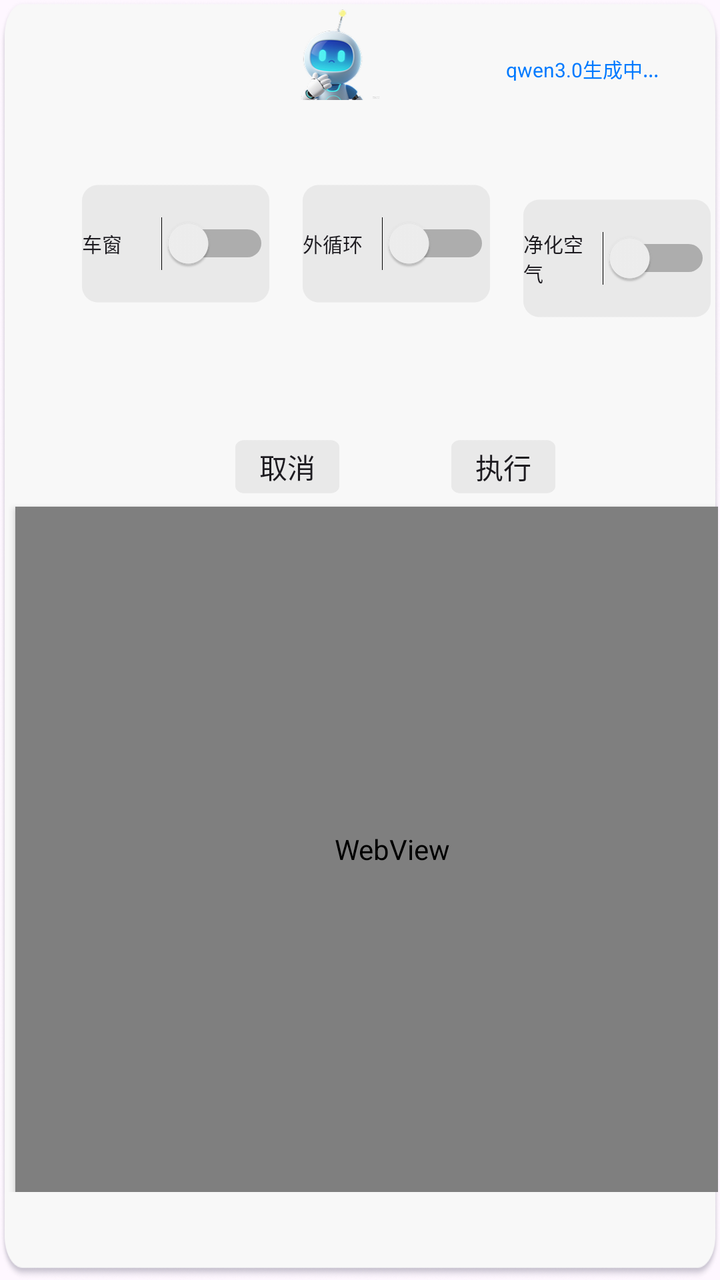
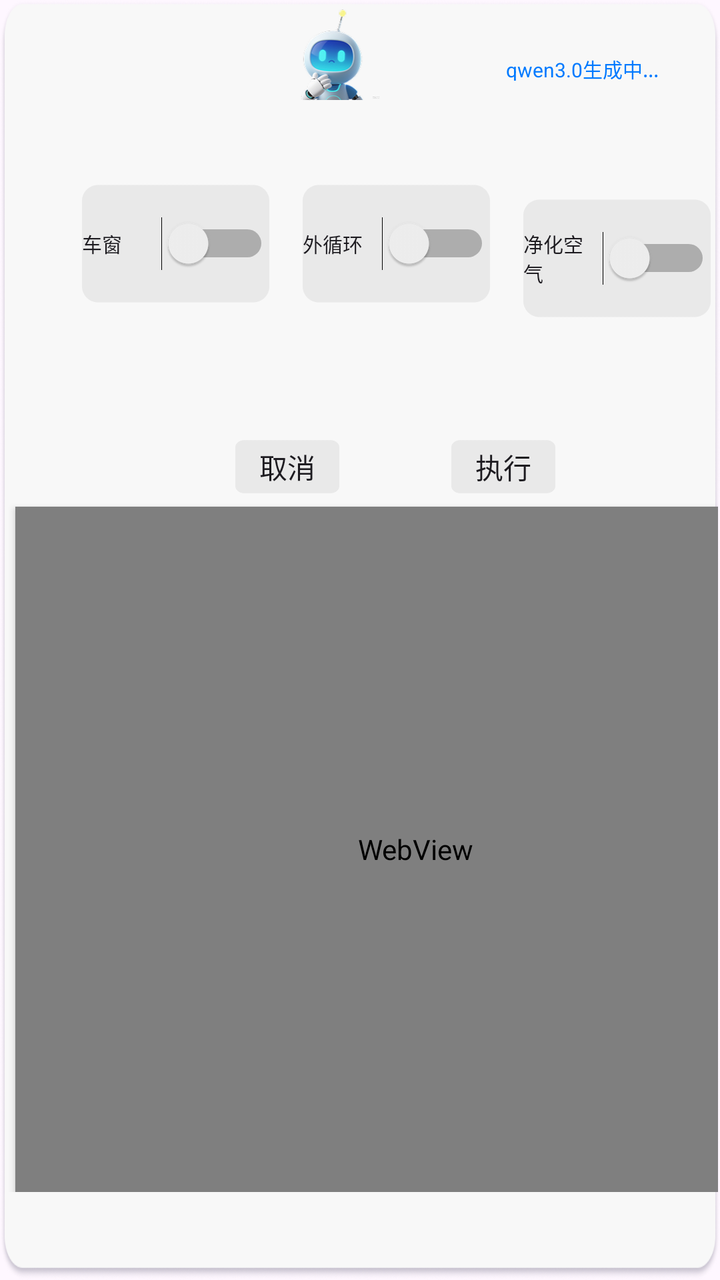

Screens rendered from an Android XML layout before and after an edit, with the pre-edit source and the edit as a unified diff.
<!-- AndroidManifest.xml: application theme Theme.AIAgent -->
<!-- res/layout/aiagent_window_layout.xml -->
<?xml version="1.0" encoding="utf-8"?>
<FrameLayout xmlns:android="http://schemas.android.com/apk/res/android"
    android:layout_width="1244px"
    android:layout_height="1252px"
    android:background="@drawable/aiagentwindowbg"
    android:padding="1dp">
    <LinearLayout
        android:layout_width="wrap_content"
        android:layout_height="wrap_content"

        android:id="@+id/aiagentlinearLayout"

        android:orientation="vertical">
        <LinearLayout
            android:layout_width="wrap_content"
            android:layout_height="wrap_content"

            android:id="@+id/tipslayout"
            android:layout_marginLeft="422px"
            android:orientation="horizontal">
            <ImageView
                android:id="@+id/roboticon"
                android:layout_width="147px"
                android:layout_height="147px"

                android:scaleType="fitXY"
                android:src="@drawable/robot"
                android:visibility="visible" />
            <LinearLayout
                android:layout_width="wrap_content"
                android:layout_height="wrap_content"
                android:layout_marginLeft="187px"
                android:layout_marginTop="15px"
                android:id="@+id/inputtextslayout"

                android:orientation="vertical">
                <TextView
                    android:id="@+id/inputtext"
                    android:layout_width="323px"
                    android:layout_height="63px"
                    android:textColor="#FF000000"
                    android:textSize="15sp"/>
                <TextView
                    android:id="@+id/proceduer"
                    android:layout_width="235px"
                    android:layout_height="40px"
                    android:textColor="#FF007AFF"
                    android:text="qwen3.0生成中..."
                    android:textSize="10sp"/>
            </LinearLayout>
        </LinearLayout>
        <LinearLayout
            android:layout_width="wrap_content"
            android:layout_height="wrap_content"

            android:id="@+id/btnslayout"

            android:orientation="vertical">
            <LinearLayout
                android:layout_width="1000px"
                android:layout_height="240px"
                android:layout_marginLeft="120px"
                android:layout_marginTop="96px"
                android:id="@+id/radiolayout"

                android:orientation="horizontal">
                <android.widget.Switch
                    android:id="@+id/btnwindow"
                    android:layout_width="281px"
                    android:layout_height="177px"
                    android:layout_marginTop="31px"

                    android:scaleType="fitXY"
                    android:background="@drawable/radiobtnbg"
                    android:textSize="10sp"

                    android:text="车窗"/>
                <android.widget.Switch
                    android:id="@+id/btnoutdoor"
                    android:layout_width="281px"
                    android:layout_height="177px"
                    android:layout_marginTop="31px"
                    android:layout_marginLeft="50px"

                    android:scaleType="fitXY"
                    android:background="@drawable/radiobtnbg"
                    android:textSize="10sp"

                    android:text="外循环"/>
                <android.widget.Switch
                    android:id="@+id/btncleanair"
                    android:layout_width="281px"
                    android:layout_height="177px"
                    android:layout_marginTop="31px"
                    android:layout_marginLeft="50px"

                    android:scaleType="fitXY"
                    android:background="@drawable/radiobtnbg"
                    android:textSize="10sp"
                    android:text="净化空气"/>


            </LinearLayout>
            <LinearLayout
                android:layout_width="wrap_content"
                android:layout_height="wrap_content"

                android:id="@+id/nmbtnslayout"

                android:orientation="horizontal">
                <android.widget.Button
                    android:id="@+id/btncancel"
                    android:layout_width="156px"
                    android:layout_height="80px"
                    android:layout_marginTop="174px"
                    android:layout_marginLeft="350px"

                    android:scaleType="fitXY"
                    android:background="@drawable/button_selector"
                    android:text="取消"/>
                <android.widget.Button
                    android:id="@+id/btnexecute"
                    android:layout_width="156px"
                    android:layout_height="80px"
                    android:layout_marginTop="174px"
                    android:layout_marginLeft="168px"

                    android:scaleType="fitXY"
                    android:background="@drawable/button_selector"
                    android:text="执行"/>

            </LinearLayout>
        </LinearLayout>
        <WebView
            android:id="@+id/responseWebView"
            android:layout_width="1131px"
            android:layout_height="1028px"
            android:layout_marginLeft="20px"
            android:layout_marginTop="20px"
            android:elevation="2dp" />
    </LinearLayout>
</FrameLayout>
<!-- resources referenced by this layout -->
<resources>
  <!-- drawable aiagentwindowbg: png bitmap (drawable, 59375 bytes) -->
  <!-- drawable button_selector (drawable) -->
  <selector xmlns:android="http://schemas.android.com/apk/res/android">
      <item android:drawable="@drawable/btnpress" android:state_pressed="true" />
      <item android:drawable="@drawable/radiobtnbg" android:state_focused="true" />
      <item android:drawable="@drawable/radiobtnbg" />
  </selector>
  <!-- drawable radiobtnbg: png bitmap (drawable, 1460 bytes) -->
  <!-- drawable robot: png bitmap (drawable, 20945 bytes) -->
  <style name="Theme.AIAgent" parent="Base.Theme.AIAgent" />
  <!-- drawable btnpress: png bitmap (drawable, 1052 bytes) -->
  <style name="Base.Theme.AIAgent" parent="Theme.Material3.DayNight.NoActionBar">
          
          
      </style>
</resources>

<!-- the commit's change to res/layout/aiagent_window_layout.xml (unified diff, before → after) -->
@@ -133,7 +133,7 @@
         </LinearLayout>
         <WebView
             android:id="@+id/responseWebView"
-            android:layout_width="1131px"
+            android:layout_width="1200px"
             android:layout_height="1028px"
             android:layout_marginLeft="20px"
             android:layout_marginTop="20px"
